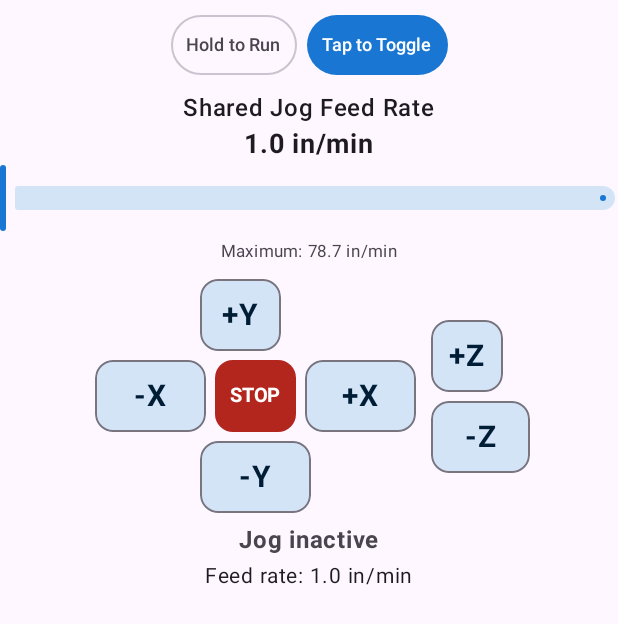
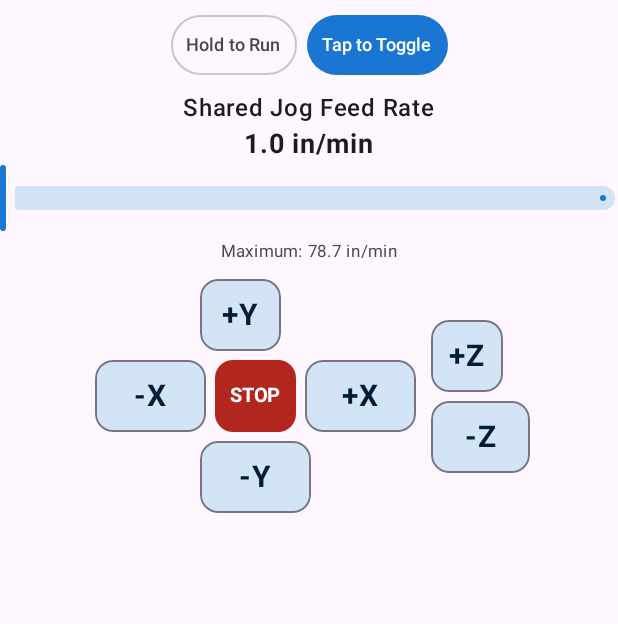
Before and after one commit to krecki/HapticInt, an Android app built with Jetpack Compose: the composable ContinuousJogScreen called with empty values, on a phone screen of 412 x 824 dp. Shown: the top 624 px of the screen. Run offline under Robolectric (Android 15) with nearby library versions, the phone set to English and light mode, and no system bars; 1 statement that could not run was skipped.

Commit message:
Refine pendant input and jog mode UI

```diff
--- a/app/src/main/java/com/kreckapps/hapticinterface/ui/ContinuousJogScreen.kt
+++ b/app/src/main/java/com/kreckapps/hapticinterface/ui/ContinuousJogScreen.kt
@@ -104,25 +104,5 @@ fun ContinuousJogScreen(
             holdToRun = holdToRun
         )
 
-        Spacer(modifier = Modifier.height(6.dp))
-
-        Text(
-            text = if (activeJog == null) {
-                "Jog inactive"
-            } else {
-                "Currently jogging: $activeJog"
-            },
-            fontWeight = FontWeight.Bold,
-            color = if (activeJog == null) {
-                MaterialTheme.colorScheme.onSurfaceVariant
-            } else {
-                MaterialTheme.colorScheme.primary
-            }
-        )
-
-        Text(
-            text = "Feed rate: ${String.format(Locale.US, "%.1f", safeSpeed)} $unitLabel",
-            fontSize = 14.sp
-        )
     }
 }
```
